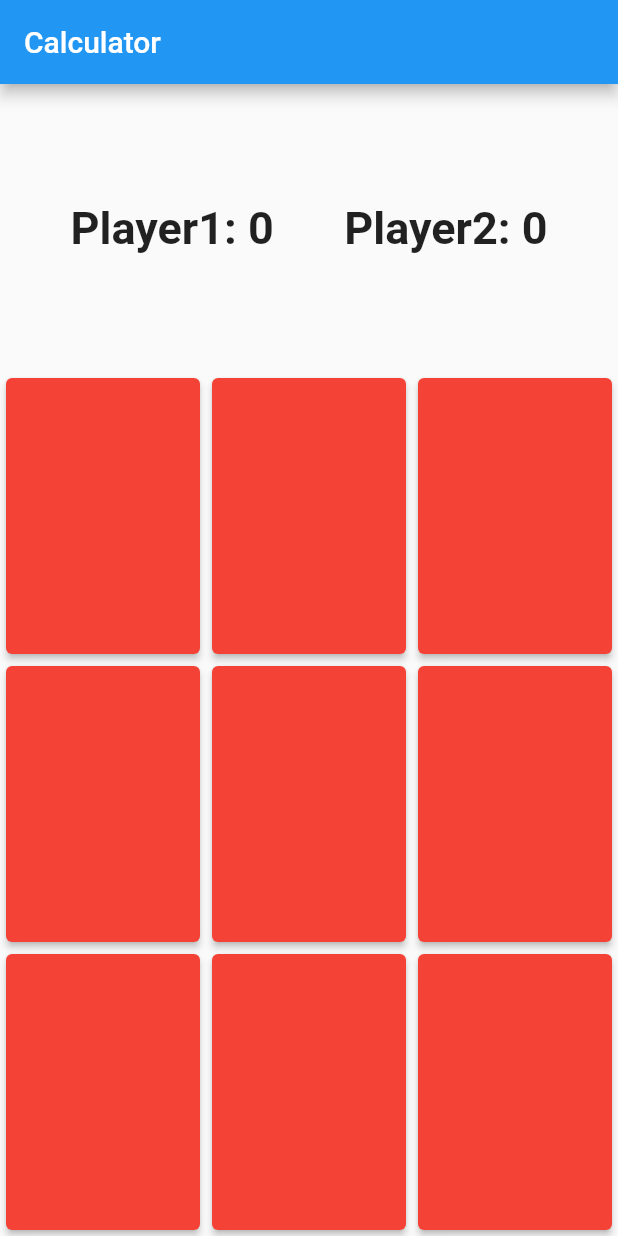
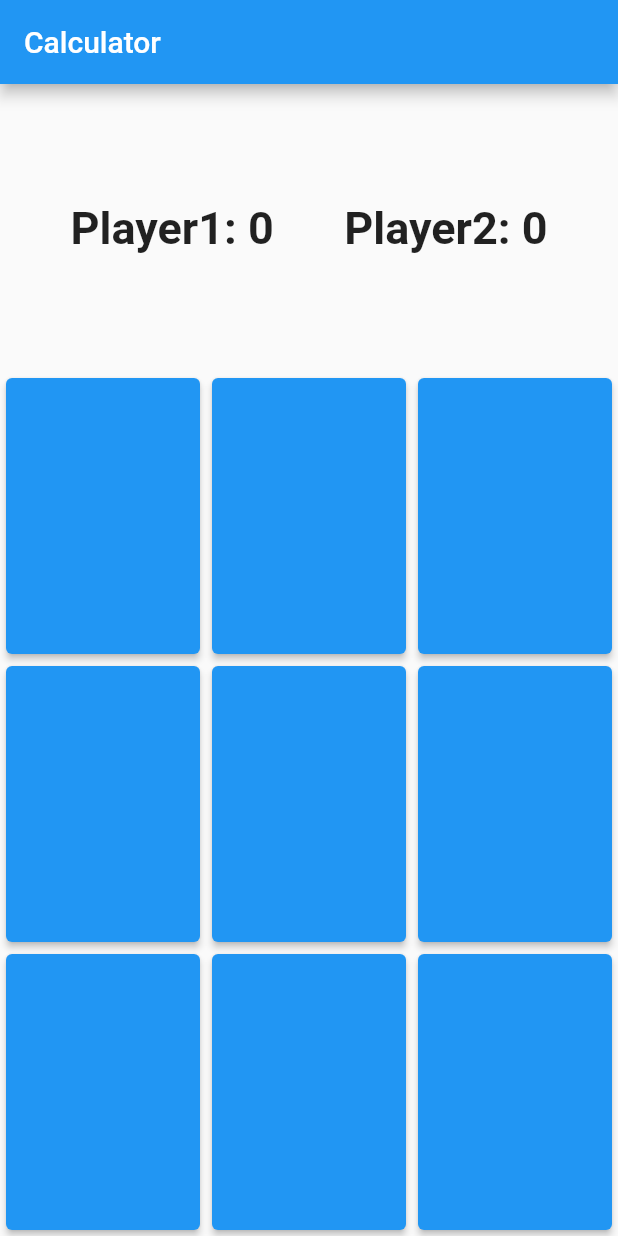
Before and after one commit to A-hmed/git_c9_friday, a Flutter app: the screen it shows after launch, on a phone screen of 412 x 824 dp. Run offline on Flutter 3.47's test engine with Material 2 defaults, Android fonts, the phone set to English and light mode, and no system bars.

Commit message:
Changed background color of xo button

```diff
--- a/lib/ui/screens/game_board/xo_button.dart
+++ b/lib/ui/screens/game_board/xo_button.dart
@@ -16,7 +16,7 @@ class XOButton extends StatelessWidget {
             onClick(index);
           },
           style: ButtonStyle(
-                  backgroundColor: MaterialStateProperty.all(Colors.red)),
+              backgroundColor: MaterialStateProperty.all(Colors.blue)),
           child: Text(
             symbol,
             style: TextStyle(fontSize: 22, fontWeight: FontWeight.bold),
```
Lines whose indentation alone changed are shown as unchanged.
